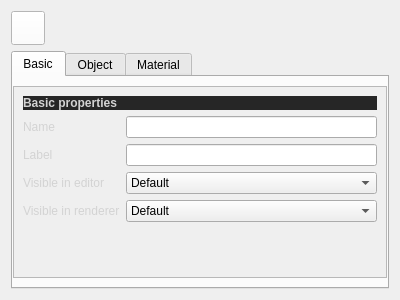
First picture: the form in QChromosome/attributes.ui, repository Michalaq/ChromosomeVisualizer, before the edit.
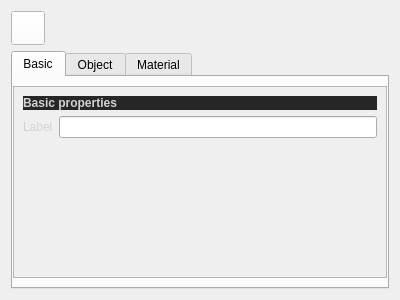
Second picture: the form after the edit. Icons and pictures are not drawn. Custom widgets are drawn as their Qt base class.

```diff
--- a/QChromosome/attributes.ui
+++ b/QChromosome/attributes.ui
@@ -104,77 +104,15 @@
            <item>
             <layout class="QFormLayout" name="formLayout">
              <item row="0" column="0">
-              <widget class="QLabel" name="label">
-               <property name="text">
-                <string>Name</string>
-               </property>
-              </widget>
-             </item>
-             <item row="0" column="1">
-              <widget class="QLineEdit" name="lineEdit"/>
-             </item>
-             <item row="1" column="0">
               <widget class="QLabel" name="label_2">
                <property name="text">
                 <string>Label</string>
                </property>
               </widget>
              </item>
-             <item row="1" column="1">
+             <item row="0" column="1">
               <widget class="QLineEdit" name="lineEdit_2"/>
              </item>
-             <item row="2" column="0">
-              <widget class="QLabel" name="label_3">
-               <property name="text">
-                <string>Visible in editor</string>
-               </property>
-              </widget>
-             </item>
-             <item row="2" column="1">
-              <widget class="QComboBox" name="comboBox">
-               <item>
-                <property name="text">
-                 <string>Default</string>
-                </property>
-               </item>
-               <item>
-                <property name="text">
-                 <string>On</string>
-                </property>
-               </item>
-               <item>
-                <property name="text">
-                 <string>Off</string>
-                </property>
-               </item>
-              </widget>
-             </item>
-             <item row="3" column="0">
-              <widget class="QLabel" name="label_4">
-               <property name="text">
-                <string>Visible in renderer</string>
-               </property>
-              </widget>
-             </item>
-             <item row="3" column="1">
-              <widget class="QComboBox" name="comboBox_2">
-               <item>
-                <property name="text">
-                 <string>Default</string>
-                </property>
-               </item>
-               <item>
-                <property name="text">
-                 <string>On</string>
-                </property>
-               </item>
-               <item>
-                <property name="text">
-                 <string>Off</string>
-                </property>
-               </item>
-              </widget>
-             </item>
             </layout>
            </item>
            <item>
```
Left out of the diff: 17 changed lines with no effect on the pictures.
